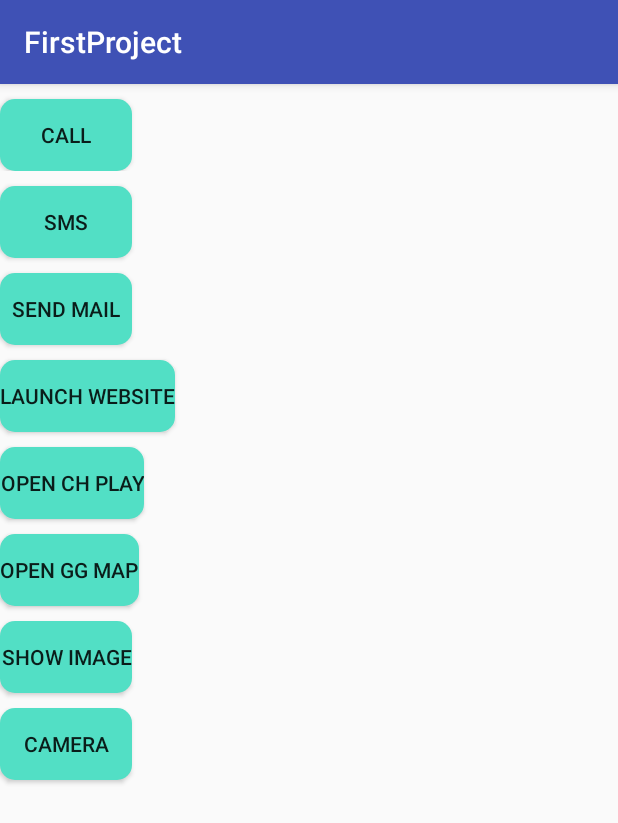
After one commit to at-nhanphan/FirstProject, an Android app: the CheckIntentActivity screen opened directly, with no data from a screen before it, on a phone screen of 412 x 824 dp. The commit adds this screen. Shown: the top 823 px of the screen. Run offline under Robolectric (Android 15) with nearby library versions, the phone set to English and light mode, and no system bars; pictures from the network do not load.

Commit message:
have done task check intent action

```diff
--- /dev/null
+++ b/app/src/main/java/com/example/naunem/firstproject/activities/CheckIntentActivity.java
@@ -0,0 +1,148 @@
+package com.example.naunem.firstproject.activities;
+
+import android.app.Activity;
+import android.content.Intent;
+import android.database.Cursor;
+import android.graphics.Bitmap;
+import android.net.Uri;
+import android.os.Bundle;
+import android.provider.MediaStore;
+import android.support.annotation.Nullable;
+import android.support.v7.app.AppCompatActivity;
+import android.view.View;
+import android.widget.Button;
+import android.widget.ImageView;
+
+import com.example.naunem.firstproject.R;
+
+import static com.example.naunem.firstproject.R.id.imgView;
+
+/**
+ * Created by naunem on 16/03/2017.
+ */
+
+public class CheckIntentActivity extends AppCompatActivity implements View.OnClickListener {
+
+    Button mBtnCall;
+    Button mBtnSms;
+    Button mBtnSendMail;
+    Button mBtnLaunchWeb;
+    Button mBtnOpenChPlay;
+    Button mBtnOpenGgMap;
+    Button mBtnOpenGallery;
+    Button mBtnOpenCamera;
+    ImageView mImgView;
+
+    public void init() {
+        mBtnCall = (Button) findViewById(R.id.btnCall);
+        mBtnSms = (Button) findViewById(R.id.btnSms);
+        mBtnSendMail = (Button) findViewById(R.id.btnSendMail);
+        mBtnLaunchWeb = (Button) findViewById(R.id.btnLaunchWeb);
+        mBtnOpenChPlay = (Button) findViewById(R.id.btnOpenCHPlay);
+        mBtnOpenGgMap = (Button) findViewById(R.id.btnOpenGgMap);
+        mBtnOpenGallery = (Button) findViewById(R.id.btnShowImg);
+        mBtnOpenCamera = (Button) findViewById(R.id.btnCamera);
+        mImgView = (ImageView) findViewById(imgView);
+    }
+
+    @Override
+    protected void onCreate(@Nullable Bundle savedInstanceState) {
+        super.onCreate(savedInstanceState);
+        setContentView(R.layout.activity_check_intent);
+
+        init();
+
+        mBtnCall.setOnClickListener(this);
+        mBtnSms.setOnClickListener(this);
+        mBtnSendMail.setOnClickListener(this);
+        mBtnLaunchWeb.setOnClickListener(this);
+        mBtnOpenChPlay.setOnClickListener(this);
+        mBtnOpenGgMap.setOnClickListener(this);
+        mBtnOpenGallery.setOnClickListener(this);
+        mBtnOpenCamera.setOnClickListener(this);
+    }
+
+    @Override
+    public void onClick(View v) {
+        switch (v.getId()) {
+            case R.id.btnCall:
+                Intent intent = new Intent(Intent.ACTION_DIAL);
+                intent.setData(Uri.parse("tel:0941717505"));
+                startActivity(intent);
+                break;
+            case R.id.btnSms:
+                String number = "0941717505";
+                String content = "ahihi do ngoc";
+                Uri uri = Uri.parse("smsto:" + number);
+                Intent it = new Intent(Intent.ACTION_SENDTO, uri);
+                it.putExtra("sms_body", content);
+                startActivity(it);
+                break;
+            case R.id.btnSendMail:
+                String mailTo = "nhan.phan@asiantech.vn";
+                Intent itSendMail = new Intent(Intent.ACTION_SENDTO, Uri.parse("mailto:" + mailTo));
+                itSendMail.putExtra(Intent.EXTRA_SUBJECT, "Test send mail");
+                itSendMail.putExtra(Intent.EXTRA_TEXT, "My name is Nhan");
+                startActivity(Intent.createChooser(itSendMail, "Send Email"));
+                break;
+            case R.id.btnLaunchWeb:
+                Intent itLaunchWeb = new Intent(Intent.ACTION_VIEW);
+                String url = "http://www.vnexpress.net";
+                itLaunchWeb.setData(Uri.parse(url));
+                startActivity(itLaunchWeb);
+                break;
+            case R.id.btnOpenCHPlay:
+                final String appPackageChPlay = getPackageName(); // getPackageName() from Context or Activity object
+                try {
+                    startActivity(new Intent(Intent.ACTION_VIEW, Uri.parse("market://details?id=" + appPackageChPlay)));
+                } catch (android.content.ActivityNotFoundException anfe) {
+                    startActivity(new Intent(Intent.ACTION_VIEW, Uri.parse("https://play.google.com/store/apps/details?id=" + appPackageChPlay)));
+                }
+                break;
+            case R.id.btnOpenGgMap:
+                final String appPackageGgMap = getPackageName(); // getPackageName() from Context or Activity object
+                try {
+                    startActivity(new Intent(Intent.ACTION_VIEW, Uri.parse("market://details?id=" + appPackageGgMap)));
+                } catch (android.content.ActivityNotFoundException anfe) {
+                    startActivity(new Intent(Intent.ACTION_VIEW, Uri.parse("https://google.streetview:cbll=46.414382,10.013988" + appPackageGgMap)));
+                }
+                break;
+            case R.id.btnShowImg:
+                Intent itShowImg = new Intent(Intent.ACTION_GET_CONTENT);
+                itShowImg.setType("image/*");
+                startActivityForResult(Intent.createChooser(itShowImg, "Select Picture"), 0);
+                break;
+            case R.id.btnCamera:
+                Intent cameraIntent = new Intent(android.provider.MediaStore.ACTION_IMAGE_CAPTURE);
+                startActivityForResult(cameraIntent, 11);
+                break;
+        }
+    }
+
+    public String getPathFromURI(Uri contentUri) {
+        String res = null;
+        String[] proj = {MediaStore.Images.Media.DATA};
+        Cursor cursor = getContentResolver().query(contentUri, proj, null, null, null);
+        if (cursor.moveToFirst()) {
+            int column_index = cursor.getColumnIndexOrThrow(MediaStore.Images.Media.DATA);
+            res = cursor.getString(column_index);
+        }
+        cursor.close();
+        return res;
+    }
+
+    @Override
+    protected void onActivityResult(int requestCode, int resultCode, Intent data) {
+        super.onActivityResult(requestCode, resultCode, data);
+        if (requestCode == 0 && resultCode == RESULT_OK && null != data) {
+            Uri selectedImageUri = data.getData();
+            if (null != selectedImageUri) {
+                mImgView.setImageURI(selectedImageUri);
+            }
+        }
+        if (requestCode == 11 && resultCode == Activity.RESULT_OK) {
+            Bitmap photo = (Bitmap) data.getExtras().get("data");
+            mImgView.setImageBitmap(photo);
+        }
+    }
+}
--- a/app/src/main/java/com/example/naunem/firstproject/activities/FavoriteActivity.java
+++ b/app/src/main/java/com/example/naunem/firstproject/activities/FavoriteActivity.java
@@ -26,7 +26,6 @@ public class FavoriteActivity extends AppCompatActivity {
 
     public void init(){
         mRecyclerView = (RecyclerView) findViewById(R.id.recyclerViewFavorite);
-        mAdapter = new FavoriteAdapter(this, mListUsers, mRecyclerView);
     }
     @Override
     protected void onCreate(@Nullable Bundle savedInstanceState) {
@@ -41,6 +40,7 @@ public class FavoriteActivity extends AppCompatActivity {
         mUser = getIntent().getBundleExtra("data").getParcelable("favorite");
         Log.d("favorite", "onCreate: " + mUser.getName());
         mListUsers.add(mUser);
+        mAdapter = new FavoriteAdapter(this, mListUsers, mRecyclerView);
         mRecyclerView.setAdapter(mAdapter);
     }
 }
--- a/app/src/main/java/com/example/naunem/firstproject/activities/PhoneCallActivity.java
+++ b/app/src/main/java/com/example/naunem/firstproject/activities/PhoneCallActivity.java
@@ -80,6 +80,7 @@ public class PhoneCallActivity extends AppCompatActivity implements View.OnClick
         setContentView(R.layout.activity_phone_call);
 
         init();
+
         mEdtShow.addTextChangedListener(new TextWatcher() {
             @Override
             public void beforeTextChanged(CharSequence s, int start, int count, int after) {
@@ -89,7 +90,6 @@ public class PhoneCallActivity extends AppCompatActivity implements View.OnClick
             @Override
             public void onTextChanged(CharSequence s, int start, int before, int count) {
                 Log.d("ddddd", "onTextChanged: " + start + "---" + before + "---" + count);
-
             }
 
             @Override
--- /dev/null
+++ b/app/src/main/res/drawable/textview_click.xml
@@ -0,0 +1,4 @@
+<?xml version="1.0" encoding="utf-8"?>
+<selector xmlns:android="http://schemas.android.com/apk/res/android">
+    <item android:drawable="@drawable/custom_textview_click" android:state_pressed="true"> </item>
+</selector>
--- /dev/null
+++ b/app/src/main/res/layout/activity_check_intent.xml
@@ -0,0 +1,80 @@
+<?xml version="1.0" encoding="utf-8"?>
+<LinearLayout xmlns:android="http://schemas.android.com/apk/res/android"
+    android:layout_width="match_parent"
+    android:layout_height="match_parent"
+    android:orientation="vertical">
+
+    <LinearLayout
+        android:layout_width="match_parent"
+        android:layout_height="wrap_content"
+        android:orientation="horizontal">
+        <Button
+            android:id="@+id/btnCall"
+            android:layout_width="wrap_content"
+            android:layout_height="wrap_content"
+            android:layout_marginTop="10dp"
+            android:background="@drawable/custom_button"
+            android:text="call" />
+
+        <ImageView
+            android:id="@+id/imgView"
+            android:layout_width="wrap_content"
+            android:layout_height="wrap_content" />
+    </LinearLayout>
+
+    <Button
+        android:id="@+id/btnSms"
+        android:layout_width="wrap_content"
+        android:layout_height="wrap_content"
+        android:layout_marginTop="10dp"
+        android:background="@drawable/custom_button"
+        android:text="sms" />
+
+    <Button
+        android:id="@+id/btnSendMail"
+        android:layout_width="wrap_content"
+        android:layout_height="wrap_content"
+        android:layout_marginTop="10dp"
+        android:background="@drawable/custom_button"
+        android:text="send mail" />
+
+    <Button
+        android:id="@+id/btnLaunchWeb"
+        android:layout_width="wrap_content"
+        android:layout_height="wrap_content"
+        android:layout_marginTop="10dp"
+        android:background="@drawable/custom_button"
+        android:text="launch website" />
+
+    <Button
+        android:id="@+id/btnOpenCHPlay"
+        android:layout_width="wrap_content"
+        android:layout_height="wrap_content"
+        android:layout_marginTop="10dp"
+        android:background="@drawable/custom_button"
+        android:text="open ch play" />
+
+    <Button
+        android:id="@+id/btnOpenGgMap"
+        android:layout_width="wrap_content"
+        android:layout_height="wrap_content"
+        android:layout_marginTop="10dp"
+        android:background="@drawable/custom_button"
+        android:text="open gg map" />
+
+    <Button
+        android:id="@+id/btnShowImg"
+        android:layout_width="wrap_content"
+        android:layout_height="wrap_content"
+        android:layout_marginTop="10dp"
+        android:background="@drawable/custom_button"
+        android:text="Show image" />
+
+    <Button
+        android:id="@+id/btnCamera"
+        android:layout_width="wrap_content"
+        android:layout_height="wrap_content"
+        android:layout_marginTop="10dp"
+        android:background="@drawable/custom_button"
+        android:text="camera" />
+</LinearLayout>
```
Also changed, not shown: app/src/main/AndroidManifest.xml (+18 -5 lines), app/src/main/java/com/example/naunem/firstproject/activities/ListUserActivity.java (+6 -6 lines), app/src/main/java/com/example/naunem/firstproject/activities/MainActivity.java (+7 -0 lines), app/src/main/java/com/example/naunem/firstproject/adapters/UserAdapter.java (+13 -7 lines), app/src/main/java/com/example/naunem/firstproject/models/ItemList.java (added, +9 -0 lines), app/src/main/java/com/example/naunem/firstproject/models/Title.java (added, +26 -0 lines), app/src/main/java/com/example/naunem/firstproject/models/User.java (+6 -1 lines), app/src/main/res/drawable/custom_textview_click.xml (added, +13 -0 lines), app/src/main/res/layout/activity_main.xml (+8 -0 lines), app/src/main/res/layout/activity_phone_call.xml (+22 -11 lines).
